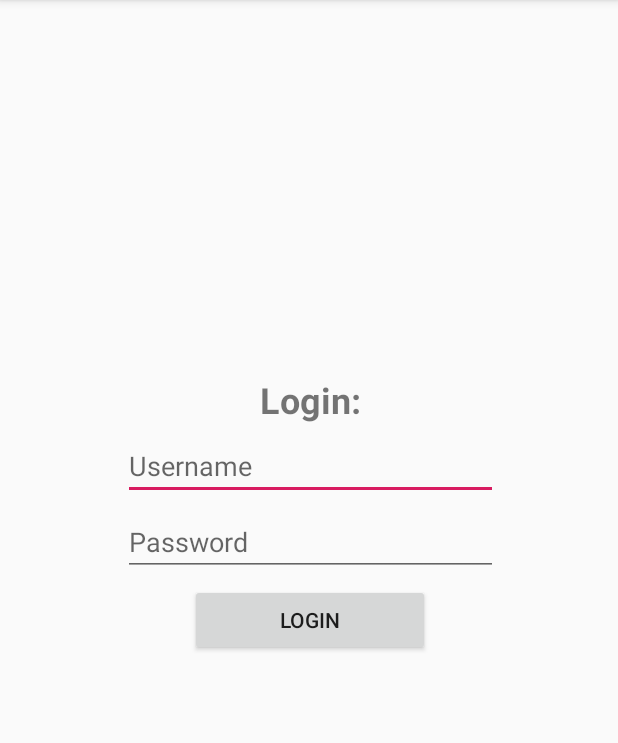
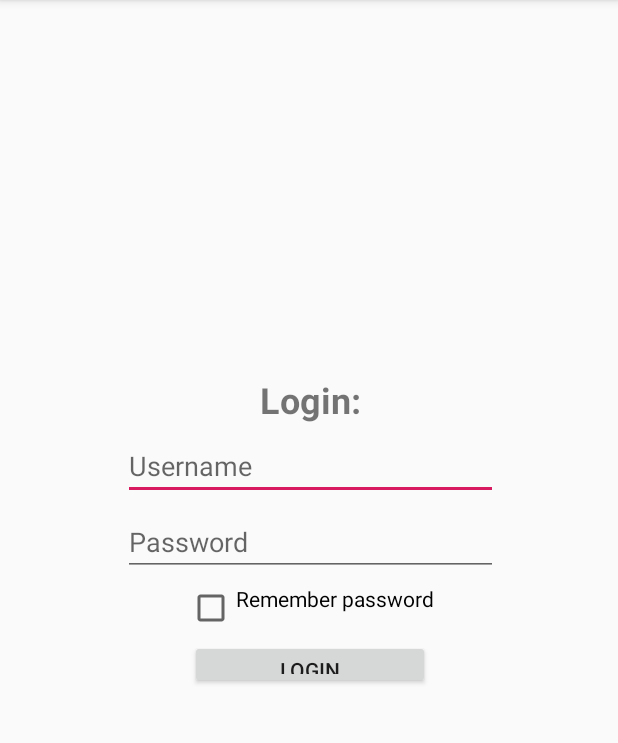
Before and after one commit to kfilipcic/ESP8266-smart-water-heater, an Android app: the screen it shows after launch (MainActivity), after a tap on "LOGIN", on a phone screen of 412 x 824 dp, the part 84-827 px from its top. Run offline under Robolectric (Android 15) with nearby library versions, the phone set to English and light mode, and no system bars; network calls fail.

```diff
--- a/rijekaSmartHomeApp/app/build.gradle
+++ b/rijekaSmartHomeApp/app/build.gradle
@@ -36,4 +36,5 @@ dependencies {
     implementation "org.jetbrains.kotlinx:kotlinx-coroutines-android:1.3.2"
     // jsoup HTML parser library @ https://jsoup.org/
     implementation 'org.jsoup:jsoup:1.13.1'
+    implementation 'androidx.swiperefreshlayout:swiperefreshlayout:1.0.0'
 }
--- a/rijekaSmartHomeApp/app/src/main/java/com/example/rijekasmarthomeapp/LoginScreen.kt
+++ b/rijekaSmartHomeApp/app/src/main/java/com/example/rijekasmarthomeapp/LoginScreen.kt
@@ -1,12 +1,14 @@
 package com.example.rijekasmarthomeapp
 
 import android.annotation.SuppressLint
+import android.content.Context
 import android.content.Intent
 import androidx.appcompat.app.AppCompatActivity
 import android.os.Bundle
 import android.view.Gravity
-import android.widget.LinearLayout
-import android.widget.TextView
+import android.view.View
+import android.view.inputmethod.InputMethodManager
+import android.widget.*
 import androidx.core.content.ContextCompat
 import kotlinx.android.synthetic.main.activity_main.*
 import kotlinx.coroutines.CoroutineScope
@@ -26,14 +28,42 @@ class MainActivity : AppCompatActivity() {
         setContentView(R.layout.activity_main)
 
         val url: String = getString(R.string.mainUrl)
+        var usernameString: String
+        var passwordString: String
 
-/*        loginButton.setOnClickListener({
-            CoroutineScope(IO).launch {
-                if(usernameText.text == username && passwordText.text == password) {
+        val usernameEditText: EditText = findViewById(R.id.usernameText)
+        val passwordEditText: EditText = findViewById(R.id.passwordText)
+        val saveLoginCheckbox: CheckBox = findViewById(R.id.loginCheckbox)
 
+        val loginButton: Button = findViewById(R.id.loginButton)
+
+        val loginPreferences = getSharedPreferences("saveLogin", Context.MODE_PRIVATE)
+        val loginPrefsEditor = loginPreferences.edit()
+
+        val saveLogin = loginPreferences.getBoolean("saveLogin", false)
+
+        if (saveLogin) {
+            usernameEditText.setText(loginPreferences.getString("username", ""))
+            usernameEditText.setText(loginPreferences.getString("password", ""))
+            saveLoginCheckbox.isChecked = true
+        }
+
+        loginButton.setOnClickListener {
+            val imm = getSystemService(Context.INPUT_METHOD_SERVICE) as InputMethodManager
+            imm.hideSoftInputFromWindow(usernameEditText.getWindowToken(), 0)
+
+            usernameString = usernameEditText.text.toString()
+            passwordString = passwordEditText.text.toString()
+
+            if (saveLoginCheckbox.isChecked) {
+                loginPrefsEditor.putBoolean("saveLogin", true)
+                loginPrefsEditor.putString("username", usernameString)
+                loginPrefsEditor.putString("password", passwordString)
+            } else {
+                loginPrefsEditor.clear()
+                loginPrefsEditor.apply()
             }
         }
-        })*/
 
             loginButton.setOnClickListener {
                 CoroutineScope(IO).launch {
@@ -44,19 +74,7 @@ class MainActivity : AppCompatActivity() {
                         val password: String = passwordText.text.toString()
 
                         login(url, username, password)
-                    //makeHttpRequest(url)
-                    //val login = POST_req(url, loginVal, 10000)
-                    //val pageContent = POST_req(url_rl, "", 10000)
-                    //println(pageContent)
-                    /*val json = JSONObject(jsonString)
-                        val water_heater = json.getString("water_heater")
-                        println(water_heater)
-                        if (water_heater == "0") {
-                            toggleButton.setText("ON")
-                        }
-                        else {
-                            toggleButton.setText("OFF")
-                        }*/
+
                     } catch (e: Exception) {
                         e.printStackTrace()
                     }
@@ -66,7 +84,8 @@ class MainActivity : AppCompatActivity() {
 
         @SuppressLint("SetTextI18n")
         private fun login(url: String, username: String, password: String) {
-        val getLoginString: String = url + "login?username=" + username + "&password=" + password
+            val getLoginString: String =
+                url + "login?username=" + username + "&password=" + password
 
             // Try to login
             val loginForm: Connection.Response = Jsoup.connect(url + getLoginString)
@@ -103,13 +122,10 @@ class MainActivity : AppCompatActivity() {
 
                 // For updating UI elements. Since this in a background function (Coroutine)
                 // UI can't be updated just like that
-            this.runOnUiThread{
+                this.runOnUiThread {
                     loginLayout.addView(wrongLoginText)
                 }
             }
 
-        usernameText.setText("")
-        passwordText.setText("")
-        //val waterHeaterSwitcher : Connection.Response = Jsoup.connect(url + "water_heater.html").cookies(loginCookies).execute()
         }
     }
--- a/rijekaSmartHomeApp/app/src/main/res/layout/activity_main.xml
+++ b/rijekaSmartHomeApp/app/src/main/res/layout/activity_main.xml
@@ -59,6 +59,17 @@
             android:layout_width="wrap_content"
             android:layout_height="5dp" />
 
+        <CheckBox
+            android:id="@+id/loginCheckbox"
+            android:layout_width="wrap_content"
+            android:layout_height="wrap_content"
+            android:gravity="center_horizontal"
+            android:text="@string/rememberPasswordText" />
+
+        <Space
+            android:layout_width="wrap_content"
+            android:layout_height="5dp" />
+
         <Button
             android:id="@+id/loginButton"
             android:layout_width="wrap_content"
--- a/rijekaSmartHomeApp/app/src/main/res/values/strings.xml
+++ b/rijekaSmartHomeApp/app/src/main/res/values/strings.xml
@@ -8,4 +8,6 @@
     <string name="toggleButtonText">toggle</string>
     <string name="timeText">N/A</string>
     <string name="waterHeaterButtonDescription">Switches the water heater on and off</string>
+    <string name="currentTimeString">Server time:</string>
+    <string name="rememberPasswordText">Remember password</string>
 </resources>
```
Also changed, not shown: rijekaSmartHomeApp/app/src/main/java/com/example/rijekasmarthomeapp/MainScreen.kt (+10 -7 lines), rijekaSmartHomeApp/app/src/main/res/layout/activity_main_screen.xml (+13 -2 lines). Lines whose indentation alone changed are shown as unchanged.
